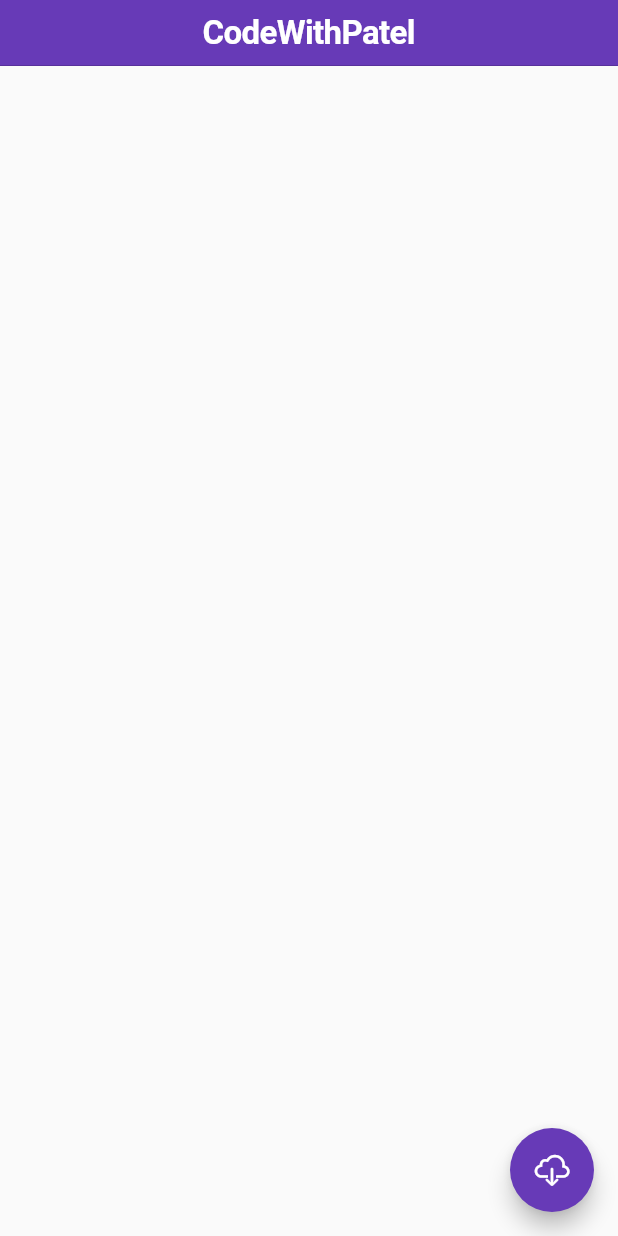
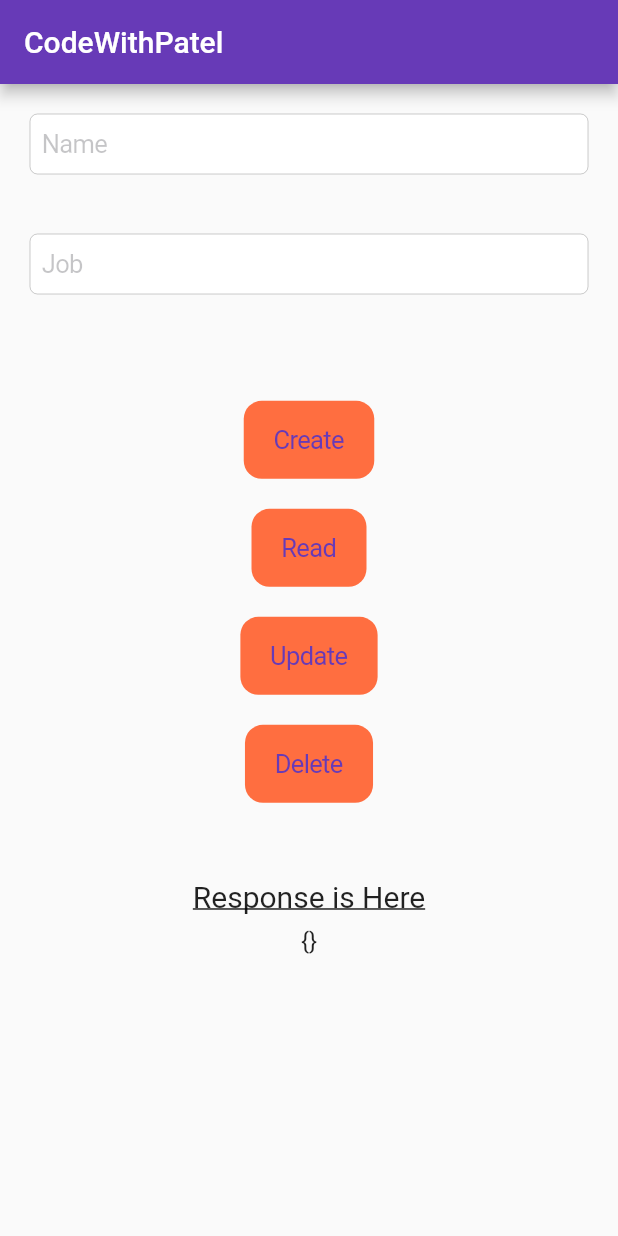
Before and after one commit to Code-With-Patel/FlutterPackages, a Flutter app: the screen it shows after launch, on a phone screen of 412 x 824 dp. Run offline on Flutter 3.47's test engine with Material 2 defaults, Android fonts, the phone set to English and light mode, and no system bars; our stand-ins replace image_picker.

Commit message:
CRUD operation

```diff
--- a/lib/main.dart
+++ b/lib/main.dart
@@ -1,4 +1,5 @@
 import 'package:flutter/material.dart';
+import 'package:flutter_packages/view/crud/crud_home.dart';
 import 'package:flutter_packages/view/http/home_page.dart';
 import 'package:flutter_packages/view/imagePicker/image_picker_exp.dart';
 
@@ -18,7 +19,7 @@ class MyApp extends StatelessWidget {
       theme: ThemeData(
         primarySwatch: Colors.deepPurple,
       ),
-      home:  HomePage(),
+      home:  CrudHomePage(),
     );
   }
 }
--- a/lib/repository/user_repo.dart
+++ b/lib/repository/user_repo.dart
@@ -27,4 +27,78 @@ class UserRepo {
       throw e;
     }
   }
+
+  Future<Map> createUser(String name, String job) async {
+    try {
+      var request = http.Request("POST", Uri.parse("https://reqres.in/api/users"));
+      request.body = {"name": name, "job": job}.toString();
+      http.StreamedResponse response = await request.send();
+      if (response.statusCode == 201) {
+        var rawData = await response.stream.bytesToString();
+        Map data = json.decode(rawData);
+
+        return data;
+      } else {
+        print(response.reasonPhrase);
+        return {"error": "Something went wrong"};
+      }
+    } catch (e) {
+      print("Exception $e");
+      throw e;
+    }
+  }
+
+  Future<Map> updatePutUser(String name, String job) async {
+    try {
+      var request = http.Request("PUT", Uri.parse("https://reqres.in/api/users/2"));
+      request.body = {"name": name, "job": job}.toString();
+      http.StreamedResponse response = await request.send();
+      if (response.statusCode == 200) {
+        var rawData = await response.stream.bytesToString();
+        Map data = json.decode(rawData);
+        return data;
+      } else {
+        print(response.reasonPhrase);
+        return {"error": "Something went wrong"};
+      }
+    } catch (e) {
+      print("Exception $e");
+      throw e;
+    }
+  }
+
+  Future<Map> updatePatchUser(String name, String job) async {
+    try {
+      var request = http.Request("PATCH", Uri.parse("https://reqres.in/api/users/2"));
+      request.body = {"name": name, "job": job}.toString();
+      http.StreamedResponse response = await request.send();
+      if (response.statusCode == 200) {
+        var rawData = await response.stream.bytesToString();
+        Map data = json.decode(rawData);
+        return data;
+      } else {
+        print(response.reasonPhrase);
+        return {"error": "Something went wrong"};
+      }
+    } catch (e) {
+      print("Exception $e");
+      throw e;
+    }
+  }
+
+  Future<Map> deleteUser() async {
+    try {
+      var request = http.Request("DELETE", Uri.parse("https://reqres.in/api/users/2"));
+      http.StreamedResponse response = await request.send();
+      if (response.statusCode == 204) {
+        return {"success":"Api Hits "};
+      } else {
+        print(response.reasonPhrase);
+        return {"error": "Something went wrong"};
+      }
+    } catch (e) {
+      print("Exception $e");
+      throw e;
+    }
+  }
 }
--- /dev/null
+++ b/lib/view/crud/crud_home.dart
@@ -0,0 +1,110 @@
+import 'package:flutter/cupertino.dart';
+import 'package:flutter/material.dart';
+import 'package:flutter_packages/repository/user_repo.dart';
+import 'package:flutter_packages/view/crud/get_user_page.dart';
+import 'package:flutter_packages/view/http/home_page.dart';
+
+import '../../model/user_model.dart';
+
+class CrudHomePage extends StatefulWidget {
+  const CrudHomePage({Key? key}) : super(key: key);
+
+  @override
+  State<CrudHomePage> createState() => _CrudHomePageState();
+}
+
+class _CrudHomePageState extends State<CrudHomePage> {
+  var name = TextEditingController();
+  var job = TextEditingController();
+  Map response = {};
+
+  @override
+  Widget build(BuildContext context) {
+    var size = MediaQuery.of(context).size;
+    return Scaffold(
+      appBar: AppBar(
+        title: const Text("CodeWithPatel"),
+      ),
+      body: Container(
+        height: size.height,
+        width: size.width,
+        child: Column(
+          crossAxisAlignment: CrossAxisAlignment.center,
+          mainAxisAlignment: MainAxisAlignment.start,
+          children: [
+            Padding(
+              padding: const EdgeInsets.symmetric(horizontal: 20, vertical: 20),
+              child: CupertinoTextField(
+                controller: name,
+                placeholder: "Name",
+                padding: EdgeInsets.symmetric(vertical: 10, horizontal: 8),
+              ),
+            ),
+            Padding(
+              padding: const EdgeInsets.symmetric(horizontal: 20, vertical: 20),
+              child: CupertinoTextField(
+                controller: job,
+                placeholder: "Job",
+                padding: EdgeInsets.symmetric(vertical: 10, horizontal: 8),
+              ),
+            ),
+            SizedBox(
+              height: size.height * 0.05,
+            ),
+            Padding(
+              padding: const EdgeInsets.all(10.0),
+              child: CupertinoButton(color: Colors.deepOrangeAccent, child: const Text("Create"), onPressed: () async{
+             Map data=  await UserRepo().createUser(name.text, job.text);
+             setState(() {
+               response=data;
+             });
+              }),
+            ),
+            Padding(
+              padding: const EdgeInsets.all(10.0),
+              child: CupertinoButton(color: Colors.deepOrangeAccent, child: const Text("Read"), onPressed: ()async {
+                List<UserModel> data= await UserRepo().getuser();
+                Navigator.of(context).push(MaterialPageRoute(builder: (_)=>GetUserPage(list: data,)));
+              }),
+            ),
+            Padding(
+              padding: const EdgeInsets.all(10.0),
+              child: CupertinoButton(color: Colors.deepOrangeAccent, child: const Text("Update"), onPressed: () async{
+              // Map data= await UserRepo().updatePutUser(name.text, job.text);
+                Map data=await UserRepo().updatePatchUser(name.text, job.text);
+              setState(() {
+                response=data;
+              });
+              }),
+            ),
+            Padding(
+              padding: const EdgeInsets.all(10.0),
+              child: CupertinoButton(color: Colors.deepOrangeAccent, child: const Text("Delete"), onPressed: () async{
+              Map data=  await UserRepo().deleteUser();
+              setState(() {
+                response=data;
+              });
+              }),
+            ),
+            SizedBox(
+              height: size.height * 0.05,
+            ),
+
+            ///Here is Response
+            const Text(
+              "Response is Here",
+              style: TextStyle(fontSize: 20, decoration: TextDecoration.underline),
+            ),
+            SizedBox(
+              height: size.height * 0.01,
+            ),
+            Text(
+              response.toString(),
+              style: TextStyle(fontSize: 16),
+            )
+          ],
+        ),
+      ),
+    );
+  }
+}
```
Also changed, not shown: lib/view/crud/get_user_page.dart (added, +50 -0 lines).
